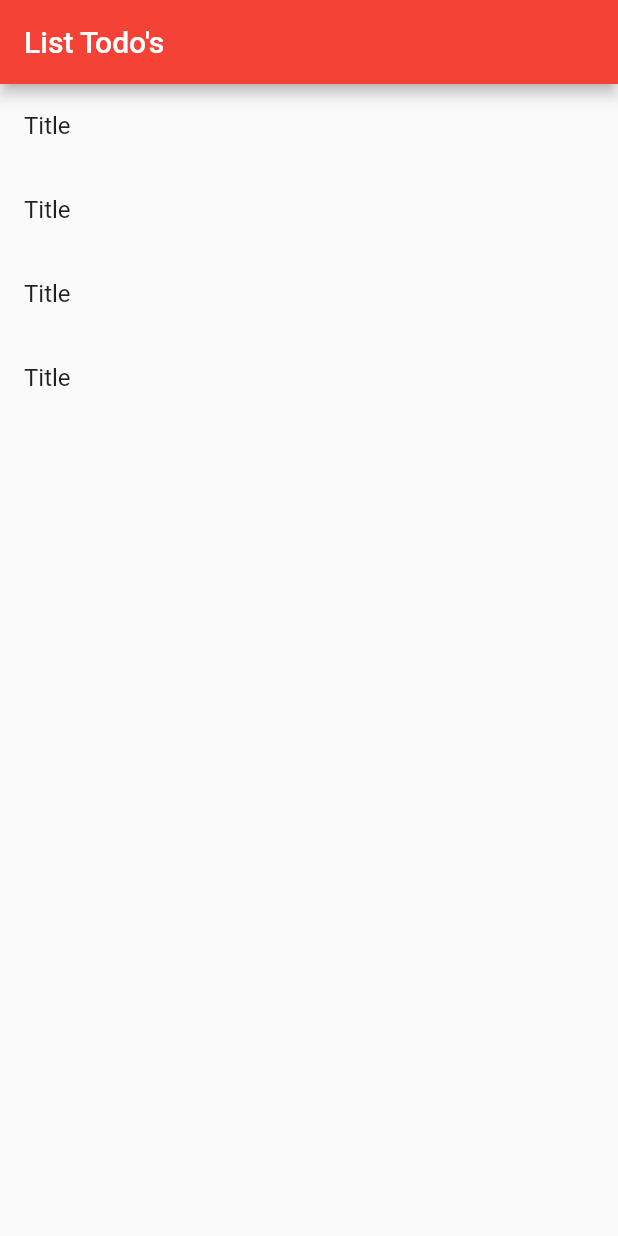
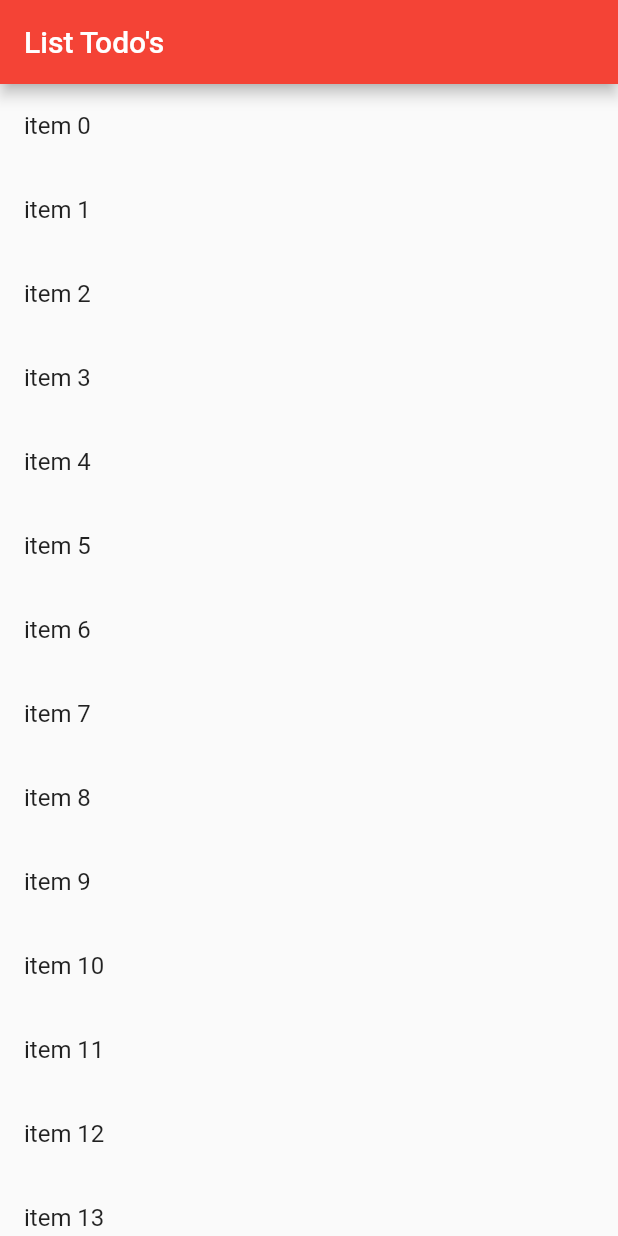
Before and after one commit to juarezmeneses/app-todo-list, a Flutter app: the screen it shows after launch, on a phone screen of 412 x 824 dp. Run offline on Flutter 3.47's test engine with Material 2 defaults, Android fonts, the phone set to English and light mode, and no system bars.

Commit message:
ListView.builder

```diff
--- a/app_todo_list/lib/src/home_page.dart
+++ b/app_todo_list/lib/src/home_page.dart
@@ -8,13 +8,13 @@ class HomePage extends StatelessWidget {
       appBar: AppBar(
         title: Text('List Todo\'s'),
       ),
-      body: ListView(
-        children: [
-          ListTile(title: Text('Title')),
-          ListTile(title: Text('Title')),
-          ListTile(title: Text('Title')),
-          ListTile(title: Text('Title')),
-        ],
+      body: ListView.builder(
+        itemCount: 20,
+        itemBuilder: (context, index) {
+          return ListTile(
+            title: Text('item $index'),
+          );
+        },
       ),
     );
   }
```
